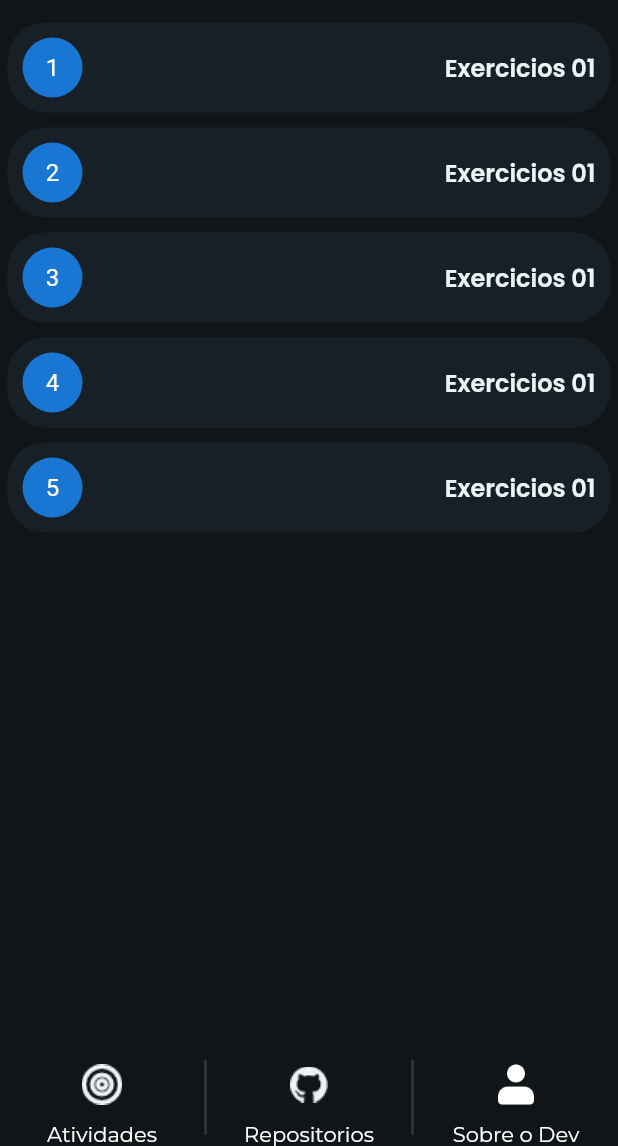
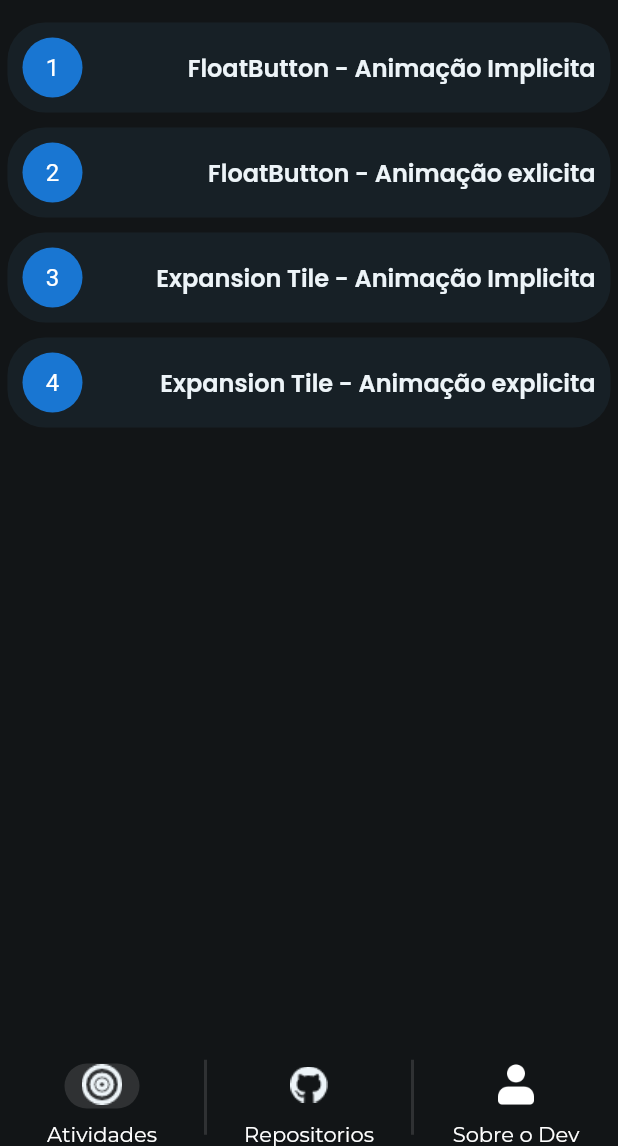
Before and after one commit to jozadaque/mockup_app, a Flutter app: the AboutDev screen opened by its route, after a tap on "Ver Mais", on a phone screen of 412 x 824 dp, the part 90-1236 px from its top. Run offline on Flutter 3.47's test engine with Material 2 defaults, Android fonts, the phone set to English and light mode, and no system bars.

Commit message:
Criação de Animação para mudança de telas

```diff
--- a/lib/components/lines_exercises.dart
+++ b/lib/components/line_exercises.dart
@@ -3,10 +3,12 @@ import 'package:flutter/material.dart';
 class LineExercises extends StatelessWidget {
   final String route;
   final int count;
+  final String title;
   const LineExercises({
     Key? key,
     required this.count,
     required this.route,
+    required this.title,
   }) : super(key: key);
 
   @override
@@ -29,8 +31,7 @@ class LineExercises extends StatelessWidget {
                 CircleAvatar(
                   child: Text('$count'),
                 ),
-                Text('Exercicios 01',
-                    style: Theme.of(context).textTheme.headline2)
+                Text(title, style: Theme.of(context).textTheme.headline2)
               ],
             ),
           ),
--- /dev/null
+++ b/lib/controler/button_controller.dart
@@ -0,0 +1,12 @@
+import 'package:flutter/foundation.dart';
+import 'package:flutter/material.dart';
+
+class ButtonController extends ChangeNotifier {
+  static final instance = ButtonController();
+  AlignmentGeometry position = Alignment.topLeft;
+
+  changeButtonPosition(AlignmentGeometry position) {
+    this.position = position;
+    notifyListeners();
+  }
+}
--- a/lib/menus/menu_botton.dart
+++ b/lib/menus/menu_botton.dart
@@ -1,4 +1,5 @@
 import 'package:flutter/material.dart';
+import 'package:mockup_app/controler/button_controller.dart';
 
 class MyMenuBotton extends StatelessWidget {
   const MyMenuBotton({
@@ -7,7 +8,32 @@ class MyMenuBotton extends StatelessWidget {
 
   @override
   Widget build(BuildContext context) {
-    return Container(
+    return Stack(
+      children: [
+        Container(
+          height: 65,
+          color: Colors.transparent,
+          child: Padding(
+            padding: const EdgeInsets.only(left: 43.0, right: 43, top: 10),
+            child: AnimatedBuilder(
+                animation: ButtonController.instance,
+                builder: (context, snapshot) {
+                  return AnimatedAlign(
+                    duration: const Duration(milliseconds: 200),
+                    alignment: ButtonController.instance.position,
+                    child: Container(
+                      width: 50,
+                      height: 30,
+                      decoration: BoxDecoration(
+                        borderRadius: BorderRadius.circular(30),
+                        color: Colors.white12,
+                      ),
+                    ),
+                  );
+                }),
+          ),
+        ),
+        Container(
           height: 65,
           color: Colors.transparent,
           child: Row(
@@ -17,6 +43,8 @@ class MyMenuBotton extends StatelessWidget {
                 label: 'Atividades',
                 urlImage: 'assets/images/Icon feather-target.png',
                 onPressed: () {
+                  ButtonController.instance
+                      .changeButtonPosition(Alignment.topLeft);
                   Navigator.of(context).pushReplacementNamed('/homepage');
                 },
               )),
@@ -25,7 +53,10 @@ class MyMenuBotton extends StatelessWidget {
                   child: ItensmenuBotton(
                 label: 'Repositorios',
                 urlImage: 'assets/images/Icon awesome-github.png',
-            onPressed: () {},
+                onPressed: () {
+                  ButtonController.instance
+                      .changeButtonPosition(Alignment.topCenter);
+                },
               )),
               const Line(),
               Expanded(
@@ -33,11 +64,15 @@ class MyMenuBotton extends StatelessWidget {
                 label: 'Sobre o Dev',
                 urlImage: 'assets/images/Icon person.png',
                 onPressed: () {
+                  ButtonController.instance
+                      .changeButtonPosition(Alignment.topRight);
                   Navigator.of(context).pushReplacementNamed('/aboutdev');
                 },
               )),
             ],
           ),
+        )
+      ],
     );
   }
 }
--- a/lib/pages/animations_page.dart
+++ b/lib/pages/animations_page.dart
@@ -1,5 +1,5 @@
 import 'package:flutter/material.dart';
-import 'package:mockup_app/components/lines_exercises.dart';
+import 'package:mockup_app/components/line_exercises.dart';
 import 'package:mockup_app/menus/menu_botton.dart';
 import 'package:mockup_app/menus/menutop.dart';
 
@@ -28,11 +28,22 @@ class AnimationsPage extends StatelessWidget {
               height: MediaQuery.of(context).size.height - 198,
               child: ListView(
                 children: const [
-                  LineExercises(count: 1, route: '/myfloatbutton'),
-                  LineExercises(count: 2, route: '/myfloatbuttonanimated'),
-                  LineExercises(count: 3, route: '/myexpansiontile'),
-                  LineExercises(count: 4, route: '/myexpansiontileanimated'),
-                  LineExercises(count: 5, route: '/geradordecpf'),
+                  LineExercises(
+                      count: 1,
+                      route: '/myfloatbutton',
+                      title: 'FloatButton - Animação Implicita'),
+                  LineExercises(
+                      count: 2,
+                      route: '/myfloatbuttonanimated',
+                      title: 'FloatButton - Animação exlicita'),
+                  LineExercises(
+                      count: 3,
+                      route: '/myexpansiontile',
+                      title: 'Expansion Tile - Animação Implicita'),
+                  LineExercises(
+                      count: 4,
+                      route: '/myexpansiontileanimated',
+                      title: 'Expansion Tile - Animação explicita'),
                 ],
               ),
             ),
--- a/lib/pages/reading_mockup.dart
+++ b/lib/pages/reading_mockup.dart
@@ -1,5 +1,5 @@
 import 'package:flutter/material.dart';
-import 'package:mockup_app/components/lines_exercises.dart';
+import 'package:mockup_app/components/line_exercises.dart';
 import 'package:mockup_app/menus/menu_botton.dart';
 import 'package:mockup_app/menus/menutop.dart';
 
@@ -28,8 +28,12 @@ class ReadMockupPage extends StatelessWidget {
               height: MediaQuery.of(context).size.height - 198,
               child: ListView(
                 children: const [
-                  LineExercises(count: 1, route: '/tinderfake'),
-                  LineExercises(count: 2, route: '/mymoneyapp'),
+                  LineExercises(
+                      count: 1, route: '/tinderfake', title: 'Tinder Fake'),
+                  LineExercises(
+                      count: 2, route: '/mymoneyapp', title: 'App MyMoneyApp'),
+                  LineExercises(
+                      count: 3, route: '/geradordecpf', title: 'Gerador de CPF')
                 ],
               ),
             ),
```
Lines whose indentation alone changed are shown as unchanged.
